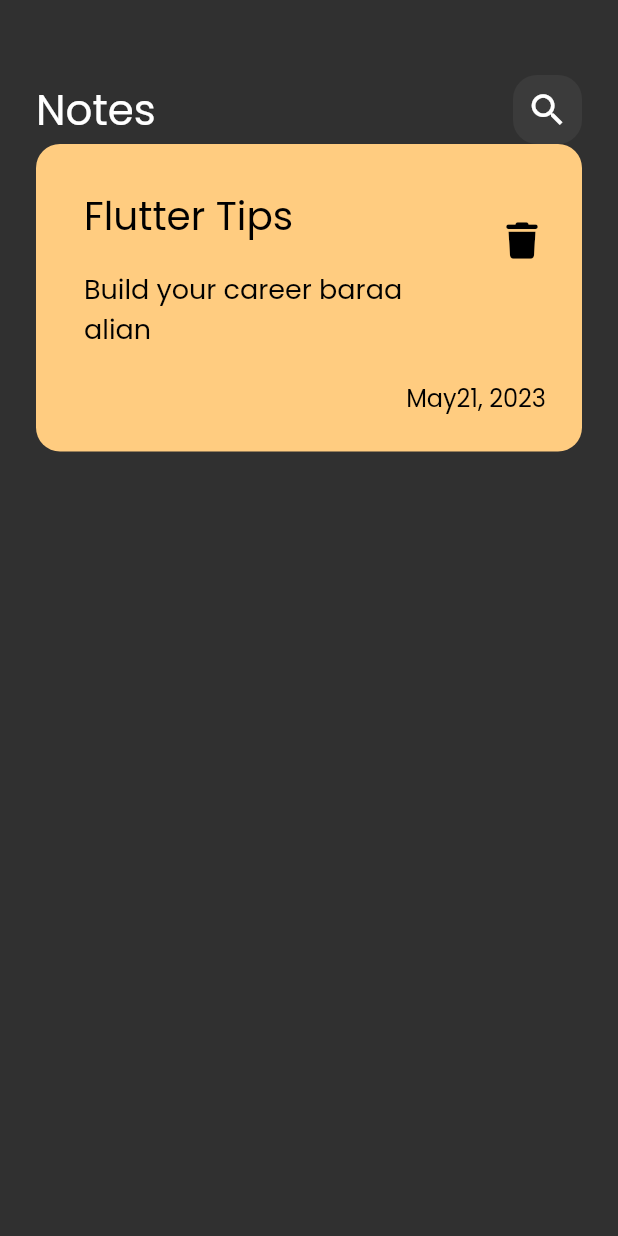
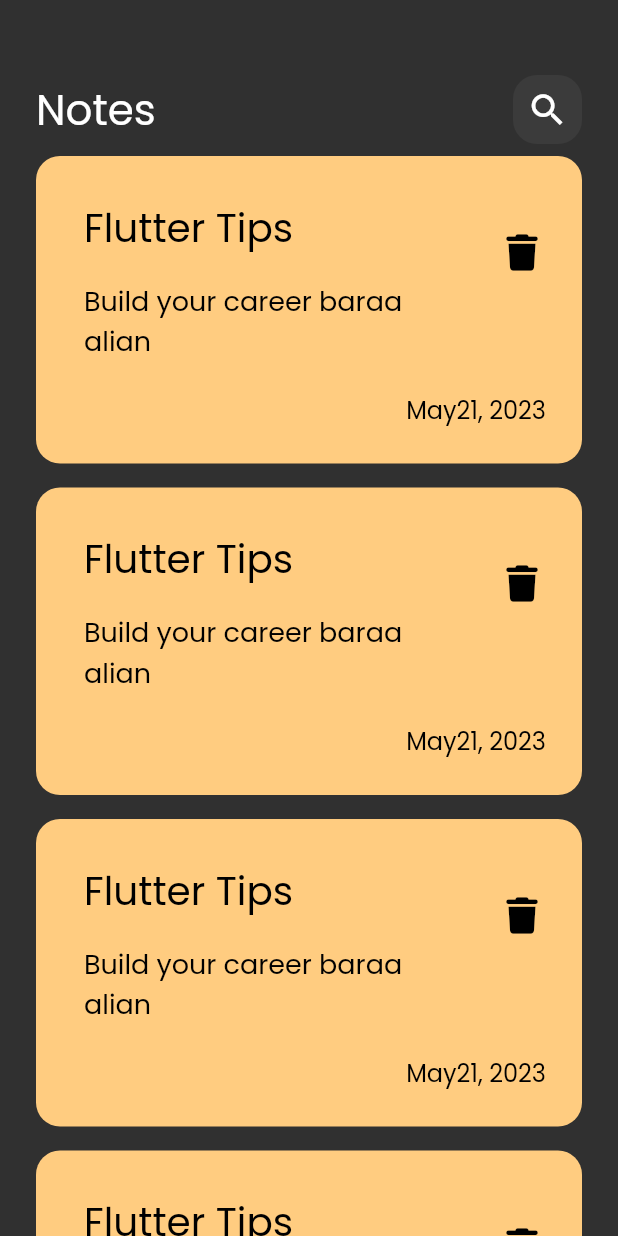
Before and after one commit to baraa1999/notesapp, a Flutter app: the screen it shows after launch, on a phone screen of 412 x 824 dp. Run offline on Flutter 3.47's test engine with Material 2 defaults, Android fonts, the phone set to English and light mode, and no system bars; our stand-ins replace font_awesome_flutter.

Commit message:
Create Notes List View

```diff
--- a/lib/views/widget/custom_note_item.dart
+++ b/lib/views/widget/custom_note_item.dart
@@ -31,7 +31,8 @@ class NoteItem extends StatelessWidget {
                 ),),
             ),
             trailing: IconButton(
-              onPressed:(){},
+              onPressed:(){
+              },
               icon: Icon(FontAwesomeIcons.trash,color: Colors.black,size: 24,
               ),
             ),
--- /dev/null
+++ b/lib/views/widget/notes_list_view.dart
@@ -0,0 +1,20 @@
+import 'package:flutter/material.dart';
+
+import 'custom_note_item.dart';
+
+class NotesListView extends StatelessWidget {
+  const NotesListView({super.key});
+
+  @override
+  Widget build(BuildContext context) {
+    return  ListView.builder(itemBuilder: (context , index){
+      return  const Padding(
+        padding: EdgeInsets.symmetric(vertical: 8),
+        child: NoteItem(),
+      );
+
+    } ,
+
+    );
+  }
+}
--- a/lib/views/widget/notes_view_body.dart
+++ b/lib/views/widget/notes_view_body.dart
@@ -3,6 +3,7 @@ import 'package:flutter/material.dart';
 import 'package:font_awesome_flutter/font_awesome_flutter.dart';
 import 'package:notesapp/views/widget/custom_app_bar.dart';
 import 'package:notesapp/views/widget/custom_note_item.dart';
+import 'package:notesapp/views/widget/notes_list_view.dart';
 
 class NotesViewBody extends StatelessWidget {
   const NotesViewBody({super.key});
@@ -18,7 +19,13 @@ class NotesViewBody extends StatelessWidget {
           ),
           CustomAppBar(
           ),
-          NoteItem(),
+          Expanded(
+            child: NotesListView(
+
+            ),
+          ),
+
+
 
 
 
```
